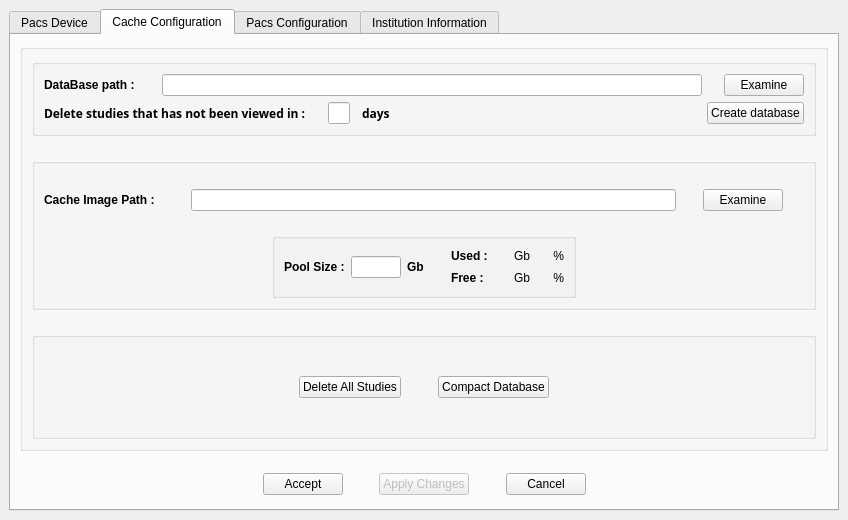
The window that starviewer/src/interface/qconfigurationscreenbase.ui (starviewer-medical/starviewer) describes before a commit, drawn with Qt 5.
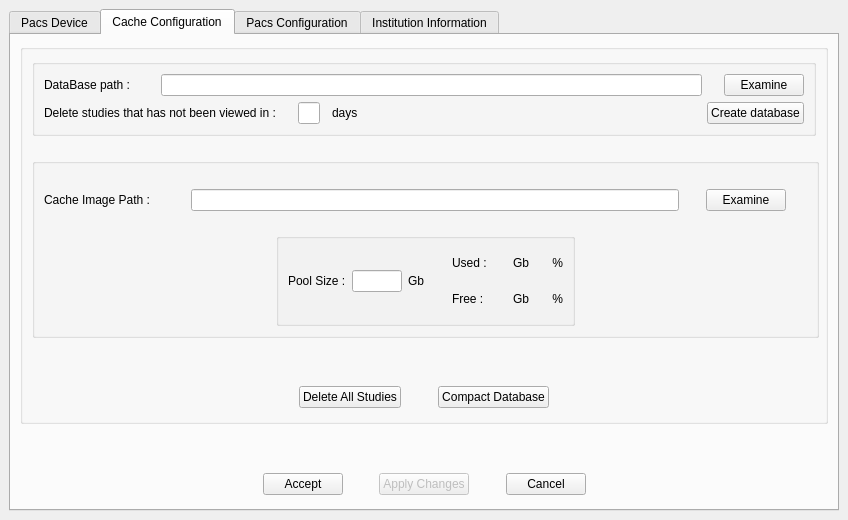
The same window after the commit. The open tabs and pages were chosen to show the change.

Commit message: BUG: Corretgits errors dls layouts de QConfigurationScreenBase i QueryScreenBase

```diff
--- a/starviewer/src/interface/qconfigurationscreenbase.ui
+++ b/starviewer/src/interface/qconfigurationscreenbase.ui
@@ -29,15 +29,15 @@
   <property name="windowTitle" >
    <string>Configuration</string>
   </property>
+  <layout class="QGridLayout" >
+   <property name="margin" >
+    <number>9</number>
+   </property>
+   <property name="spacing" >
+    <number>6</number>
+   </property>
+   <item row="0" column="0" >
   <widget class="QTabWidget" name="tabConfiguration" >
-   <property name="geometry" >
-    <rect>
-     <x>9</x>
-     <y>9</y>
-     <width>830</width>
-     <height>502</height>
-    </rect>
-   </property>
    <property name="sizePolicy" >
     <sizepolicy>
      <hsizetype>7</hsizetype>
@@ -572,6 +572,12 @@
      </property>
      <item row="0" column="0" >
       <widget class="QGroupBox" name="groupBox_5" >
+         <property name="minimumSize" >
+          <size>
+           <width>808</width>
+           <height>380</height>
+          </size>
+         </property>
        <property name="title" >
         <string/>
        </property>
@@ -583,6 +589,30 @@
          <number>6</number>
         </property>
         <item rowspan="2" row="0" column="0" colspan="2" >
+           <layout class="QGridLayout" >
+            <property name="margin" >
+             <number>0</number>
+            </property>
+            <property name="spacing" >
+             <number>6</number>
+            </property>
+            <item row="3" column="0" >
+             <spacer>
+              <property name="orientation" >
+               <enum>Qt::Vertical</enum>
+              </property>
+              <property name="sizeType" >
+               <enum>QSizePolicy::Expanding</enum>
+              </property>
+              <property name="sizeHint" >
+               <size>
+                <width>20</width>
+                <height>16</height>
+               </size>
+              </property>
+             </spacer>
+            </item>
+            <item row="0" column="0" >
          <widget class="QGroupBox" name="groupBox_12" >
           <property name="sizePolicy" >
            <sizepolicy>
@@ -612,17 +642,6 @@
              </property>
              <item>
               <widget class="QLabel" name="label" >
-               <property name="font" >
-                <font>
-                 <family>Sans Serif</family>
-                 <pointsize>9</pointsize>
-                 <weight>75</weight>
-                 <italic>false</italic>
-                 <bold>true</bold>
-                 <underline>false</underline>
-                 <strikeout>false</strikeout>
-                </font>
-               </property>
                <property name="text" >
                 <string>Delete studies that has not been viewed in :</string>
                </property>
@@ -678,17 +697,6 @@
              </item>
              <item>
               <widget class="QLabel" name="label_2" >
-               <property name="font" >
-                <font>
-                 <family>Sans Serif</family>
-                 <pointsize>9</pointsize>
-                 <weight>75</weight>
-                 <italic>false</italic>
-                 <bold>true</bold>
-                 <underline>false</underline>
-                 <strikeout>false</strikeout>
-                </font>
-               </property>
                <property name="text" >
                 <string>days</string>
                </property>
@@ -741,7 +749,7 @@
                 </size>
                </property>
                <property name="text" >
-                <string>&lt;b>DataBase path :&lt;/b></string>
+                    <string>DataBase path :</string>
                </property>
                <property name="textFormat" >
                 <enum>Qt::RichText</enum>
@@ -804,301 +812,51 @@
           </layout>
          </widget>
         </item>
-        <item row="1" column="1" >
-         <spacer>
-          <property name="orientation" >
-           <enum>Qt::Vertical</enum>
-          </property>
-          <property name="sizeType" >
-           <enum>QSizePolicy::Fixed</enum>
-          </property>
-          <property name="sizeHint" >
-           <size>
-            <width>20</width>
-            <height>16</height>
-           </size>
-          </property>
-         </spacer>
-        </item>
-        <item row="3" column="0" colspan="2" >
+            <item row="2" column="0" >
          <widget class="QGroupBox" name="groupBox_51" >
           <property name="sizePolicy" >
            <sizepolicy>
-            <hsizetype>3</hsizetype>
-            <vsizetype>3</vsizetype>
+                <hsizetype>5</hsizetype>
+                <vsizetype>5</vsizetype>
             <horstretch>0</horstretch>
             <verstretch>0</verstretch>
            </sizepolicy>
           </property>
+              <property name="minimumSize" >
+               <size>
+                <width>787</width>
+                <height>180</height>
+               </size>
+              </property>
           <property name="title" >
            <string/>
           </property>
-          <layout class="QVBoxLayout" >
+              <layout class="QGridLayout" >
            <property name="margin" >
             <number>9</number>
            </property>
            <property name="spacing" >
             <number>6</number>
            </property>
-           <item>
-            <spacer>
-             <property name="orientation" >
-              <enum>Qt::Vertical</enum>
-             </property>
-             <property name="sizeHint" >
-              <size>
-               <width>747</width>
-               <height>16</height>
-              </size>
-             </property>
-            </spacer>
-           </item>
-           <item>
-            <layout class="QHBoxLayout" >
-             <property name="margin" >
-              <number>0</number>
-             </property>
-             <property name="spacing" >
-              <number>6</number>
-             </property>
-             <item>
-              <widget class="QLabel" name="textLabel1_8" >
-               <property name="minimumSize" >
-                <size>
-                 <width>120</width>
-                 <height>0</height>
-                </size>
-               </property>
-               <property name="text" >
-                <string>&lt;b>Cache Image Path :&lt;/b></string>
-               </property>
-              </widget>
-             </item>
-             <item>
-              <spacer>
-               <property name="orientation" >
-                <enum>Qt::Horizontal</enum>
-               </property>
-               <property name="sizeType" >
-                <enum>QSizePolicy::Fixed</enum>
-               </property>
-               <property name="sizeHint" >
-                <size>
-                 <width>21</width>
-                 <height>20</height>
-                </size>
-               </property>
-              </spacer>
-             </item>
-             <item>
-              <widget class="QLineEdit" name="m_textCacheImagePath" >
-               <property name="sizePolicy" >
-                <sizepolicy>
-                 <hsizetype>3</hsizetype>
-                 <vsizetype>0</vsizetype>
-                 <horstretch>0</horstretch>
-                 <verstretch>0</verstretch>
-                </sizepolicy>
-               </property>
-               <property name="minimumSize" >
-                <size>
-                 <width>400</width>
-                 <height>0</height>
-                </size>
-               </property>
-              </widget>
-             </item>
-             <item>
-              <spacer>
-               <property name="orientation" >
-                <enum>Qt::Horizontal</enum>
-               </property>
-               <property name="sizeType" >
-                <enum>QSizePolicy::Fixed</enum>
-               </property>
-               <property name="sizeHint" >
-                <size>
-                 <width>21</width>
-                 <height>20</height>
-                </size>
-               </property>
-              </spacer>
-             </item>
-             <item>
-              <widget class="QPushButton" name="m_buttonExaminateCacheImage" >
-               <property name="toolTip" >
-                <string>Examine disk to find the directory to save the retrieved images</string>
-               </property>
-               <property name="text" >
-                <string>Examine</string>
-               </property>
-              </widget>
-             </item>
-             <item>
-              <spacer>
-               <property name="orientation" >
-                <enum>Qt::Horizontal</enum>
-               </property>
-               <property name="sizeType" >
-                <enum>QSizePolicy::Fixed</enum>
-               </property>
-               <property name="sizeHint" >
-                <size>
-                 <width>21</width>
-                 <height>20</height>
-                </size>
-               </property>
-              </spacer>
-             </item>
-            </layout>
-           </item>
-           <item>
-            <spacer>
-             <property name="orientation" >
-              <enum>Qt::Vertical</enum>
-             </property>
-             <property name="sizeType" >
-              <enum>QSizePolicy::Fixed</enum>
-             </property>
-             <property name="sizeHint" >
-              <size>
-               <width>747</width>
-               <height>16</height>
-              </size>
-             </property>
-            </spacer>
-           </item>
-           <item>
-            <layout class="QHBoxLayout" >
-             <property name="margin" >
-              <number>0</number>
-             </property>
-             <property name="spacing" >
-              <number>6</number>
-             </property>
-             <item>
-              <spacer>
-               <property name="orientation" >
-                <enum>Qt::Horizontal</enum>
-               </property>
-               <property name="sizeHint" >
-                <size>
-                 <width>40</width>
-                 <height>20</height>
-                </size>
-               </property>
-              </spacer>
-             </item>
-             <item>
+               <item row="3" column="1" >
               <widget class="QGroupBox" name="groupBox_11" >
+                 <property name="minimumSize" >
+                  <size>
+                   <width>299</width>
+                   <height>78</height>
+                  </size>
+                 </property>
                <property name="title" >
                 <string/>
                </property>
-               <layout class="QHBoxLayout" >
+                 <layout class="QGridLayout" >
                 <property name="margin" >
                  <number>9</number>
                 </property>
                 <property name="spacing" >
                  <number>6</number>
                 </property>
-                <item>
-                 <layout class="QVBoxLayout" >
-                  <property name="margin" >
-                   <number>0</number>
-                  </property>
-                  <property name="spacing" >
-                   <number>6</number>
-                  </property>
-                  <item>
-                   <spacer>
-                    <property name="orientation" >
-                     <enum>Qt::Vertical</enum>
-                    </property>
-                    <property name="sizeHint" >
-                     <size>
-                      <width>20</width>
-                      <height>8</height>
-                     </size>
-                    </property>
-                   </spacer>
-                  </item>
-                  <item>
-                   <layout class="QHBoxLayout" >
-                    <property name="margin" >
-                     <number>0</number>
-                    </property>
-                    <property name="spacing" >
-                     <number>6</number>
-                    </property>
-                    <item>
-                     <widget class="QLabel" name="textLabel3_7" >
-                      <property name="sizePolicy" >
-                       <sizepolicy>
-                        <hsizetype>7</hsizetype>
-                        <vsizetype>5</vsizetype>
-                        <horstretch>0</horstretch>
-                        <verstretch>0</verstretch>
-                       </sizepolicy>
-                      </property>
-                      <property name="text" >
-                       <string>&lt;b>Pool Size :&lt;/b></string>
-                      </property>
-                     </widget>
-                    </item>
-                    <item>
-                     <widget class="QLineEdit" name="m_textPoolSize" >
-                      <property name="maximumSize" >
-                       <size>
-                        <width>50</width>
-                        <height>32767</height>
-                       </size>
-                      </property>
-                      <property name="inputMask" >
-                       <string>999; </string>
-                      </property>
-                      <property name="alignment" >
-                       <set>Qt::AlignLeading</set>
-                      </property>
-                     </widget>
-                    </item>
-                    <item>
-                     <widget class="QLabel" name="textLabel4_6" >
-                      <property name="text" >
-                       <string>&lt;b>Gb&lt;/b></string>
-                      </property>
-                     </widget>
-                    </item>
-                   </layout>
-                  </item>
-                  <item>
-                   <spacer>
-                    <property name="orientation" >
-                     <enum>Qt::Vertical</enum>
-                    </property>
-                    <property name="sizeHint" >
-                     <size>
-                      <width>20</width>
-                      <height>8</height>
-                     </size>
-                    </property>
-                   </spacer>
-                  </item>
-                 </layout>
-                </item>
-                <item>
-                 <spacer>
-                  <property name="orientation" >
-                   <enum>Qt::Horizontal</enum>
-                  </property>
-                  <property name="sizeHint" >
-                   <size>
-                    <width>21</width>
-                    <height>20</height>
-                   </size>
-                  </property>
-                 </spacer>
-                </item>
-                <item>
+                  <item row="0" column="2" >
                  <layout class="QHBoxLayout" >
                   <property name="margin" >
                    <number>0</number>
@@ -1137,7 +895,7 @@
                     <item row="1" column="0" >
                      <widget class="QLabel" name="textLabel6_8" >
                       <property name="text" >
-                       <string>&lt;b>Free :&lt;/b></string>
+                         <string>Free :</string>
                       </property>
                      </widget>
                     </item>
@@ -1164,7 +922,7 @@
                     <item row="0" column="0" >
                      <widget class="QLabel" name="textLabel5_7" >
                       <property name="text" >
-                       <string>&lt;b>Used : &lt;/b></string>
+                         <string>Used : </string>
                       </property>
                      </widget>
                     </item>
@@ -1172,12 +930,109 @@
                   </item>
                  </layout>
                 </item>
-               </layout>
+                  <item row="0" column="1" >
+                   <spacer>
+                    <property name="orientation" >
+                     <enum>Qt::Horizontal</enum>
+                    </property>
+                    <property name="sizeHint" >
+                     <size>
+                      <width>21</width>
+                      <height>20</height>
+                     </size>
+                    </property>
+                   </spacer>
+                  </item>
+                  <item row="0" column="0" >
+                   <layout class="QVBoxLayout" >
+                    <property name="margin" >
+                     <number>0</number>
+                    </property>
+                    <property name="spacing" >
+                     <number>6</number>
+                    </property>
+                    <item>
+                     <spacer>
+                      <property name="orientation" >
+                       <enum>Qt::Vertical</enum>
+                      </property>
+                      <property name="sizeHint" >
+                       <size>
+                        <width>20</width>
+                        <height>8</height>
+                       </size>
+                      </property>
+                     </spacer>
+                    </item>
+                    <item>
+                     <layout class="QHBoxLayout" >
+                      <property name="margin" >
+                       <number>0</number>
+                      </property>
+                      <property name="spacing" >
+                       <number>6</number>
+                      </property>
+                      <item>
+                       <widget class="QLabel" name="textLabel3_7" >
+                        <property name="sizePolicy" >
+                         <sizepolicy>
+                          <hsizetype>7</hsizetype>
+                          <vsizetype>5</vsizetype>
+                          <horstretch>0</horstretch>
+                          <verstretch>0</verstretch>
+                         </sizepolicy>
+                        </property>
+                        <property name="text" >
+                         <string>Pool Size :</string>
+                        </property>
               </widget>
              </item>
              <item>
+                       <widget class="QLineEdit" name="m_textPoolSize" >
+                        <property name="maximumSize" >
+                         <size>
+                          <width>50</width>
+                          <height>32767</height>
+                         </size>
+                        </property>
+                        <property name="inputMask" >
+                         <string>999; </string>
+                        </property>
+                        <property name="alignment" >
+                         <set>Qt::AlignLeading</set>
+                        </property>
+                       </widget>
+                      </item>
+                      <item>
+                       <widget class="QLabel" name="textLabel4_6" >
+                        <property name="text" >
+                         <string>Gb</string>
+                        </property>
+                       </widget>
+                      </item>
+                     </layout>
+                    </item>
+                    <item>
               <spacer>
                <property name="orientation" >
+                       <enum>Qt::Vertical</enum>
+                      </property>
+                      <property name="sizeHint" >
+                       <size>
+                        <width>20</width>
+                        <height>8</height>
+                       </size>
+                      </property>
+                     </spacer>
+                    </item>
+                   </layout>
+                  </item>
+                 </layout>
+                </widget>
+               </item>
+               <item row="3" column="2" >
+                <spacer>
+                 <property name="orientation" >
                 <enum>Qt::Horizontal</enum>
                </property>
                <property name="sizeHint" >
@@ -1188,32 +1043,178 @@
                </property>
               </spacer>
              </item>
-            </layout>
-           </item>
-          </layout>
-         </widget>
-        </item>
-        <item row="5" column="0" colspan="2" >
-         <widget class="QGroupBox" name="groupBox_52" >
+               <item row="3" column="0" >
+                <spacer>
+                 <property name="orientation" >
+                  <enum>Qt::Horizontal</enum>
+                 </property>
+                 <property name="sizeHint" >
+                  <size>
+                   <width>40</width>
+                   <height>20</height>
+                  </size>
+                 </property>
+                </spacer>
+               </item>
+               <item row="0" column="0" colspan="3" >
+                <spacer>
+                 <property name="orientation" >
+                  <enum>Qt::Vertical</enum>
+                 </property>
+                 <property name="sizeType" >
+                  <enum>QSizePolicy::Fixed</enum>
+                 </property>
+                 <property name="sizeHint" >
+                  <size>
+                   <width>747</width>
+                   <height>16</height>
+                  </size>
+                 </property>
+                </spacer>
+               </item>
+               <item row="1" column="0" colspan="3" >
+                <layout class="QHBoxLayout" >
+                 <property name="margin" >
+                  <number>0</number>
+                 </property>
+                 <property name="spacing" >
+                  <number>6</number>
+                 </property>
+                 <item>
+                  <widget class="QLabel" name="textLabel1_8" >
+                   <property name="minimumSize" >
+                    <size>
+                     <width>120</width>
+                     <height>0</height>
+                    </size>
+                   </property>
+                   <property name="text" >
+                    <string>Cache Image Path :</string>
+                   </property>
+                  </widget>
+                 </item>
+                 <item>
+                  <spacer>
+                   <property name="orientation" >
+                    <enum>Qt::Horizontal</enum>
+                   </property>
+                   <property name="sizeType" >
+                    <enum>QSizePolicy::Fixed</enum>
+                   </property>
+                   <property name="sizeHint" >
+                    <size>
+                     <width>21</width>
+                     <height>20</height>
+                    </size>
+                   </property>
+                  </spacer>
+                 </item>
+                 <item>
+                  <widget class="QLineEdit" name="m_textCacheImagePath" >
           <property name="sizePolicy" >
            <sizepolicy>
             <hsizetype>3</hsizetype>
-            <vsizetype>3</vsizetype>
+                     <vsizetype>0</vsizetype>
             <horstretch>0</horstretch>
             <verstretch>0</verstretch>
            </sizepolicy>
           </property>
-          <property name="title" >
-           <string/>
-          </property>
-          <layout class="QHBoxLayout" >
+                   <property name="minimumSize" >
+                    <size>
+                     <width>400</width>
+                     <height>0</height>
+                    </size>
+                   </property>
+                  </widget>
+                 </item>
+                 <item>
+                  <spacer>
+                   <property name="orientation" >
+                    <enum>Qt::Horizontal</enum>
+                   </property>
+                   <property name="sizeType" >
+                    <enum>QSizePolicy::Fixed</enum>
+                   </property>
+                   <property name="sizeHint" >
+                    <size>
+                     <width>21</width>
+                     <height>20</height>
+                    </size>
+                   </property>
+                  </spacer>
+                 </item>
+                 <item>
+                  <widget class="QPushButton" name="m_buttonExaminateCacheImage" >
+                   <property name="toolTip" >
+                    <string>Examine disk to find the directory to save the retrieved images</string>
+                   </property>
+                   <property name="text" >
+                    <string>Examine</string>
+                   </property>
+                  </widget>
+                 </item>
+                 <item>
+                  <spacer>
+                   <property name="orientation" >
+                    <enum>Qt::Horizontal</enum>
+                   </property>
+                   <property name="sizeType" >
+                    <enum>QSizePolicy::Fixed</enum>
+                   </property>
+                   <property name="sizeHint" >
+                    <size>
+                     <width>21</width>
+                     <height>20</height>
+                    </size>
+                   </property>
+                  </spacer>
+                 </item>
+                </layout>
+               </item>
+               <item row="2" column="0" colspan="3" >
+                <spacer>
+                 <property name="orientation" >
+                  <enum>Qt::Vertical</enum>
+                 </property>
+                 <property name="sizeType" >
+                  <enum>QSizePolicy::Fixed</enum>
+                 </property>
+                 <property name="sizeHint" >
+                  <size>
+                   <width>747</width>
+                   <height>16</height>
+                  </size>
+                 </property>
+                </spacer>
+               </item>
+              </layout>
+             </widget>
+            </item>
+            <item row="1" column="0" >
+             <spacer>
+              <property name="orientation" >
+               <enum>Qt::Vertical</enum>
+              </property>
+              <property name="sizeType" >
+               <enum>QSizePolicy::Fixed</enum>
+              </property>
+              <property name="sizeHint" >
+               <size>
+                <width>16</width>
+                <height>16</height>
+               </size>
+              </property>
+             </spacer>
+            </item>
+            <item row="4" column="0" >
+             <layout class="QGridLayout" >
            <property name="margin" >
-            <number>9</number>
+               <number>0</number>
            </property>
            <property name="spacing" >
             <number>6</number>
            </property>
-           <item>
+              <item row="0" column="0" >
             <spacer>
              <property name="orientation" >
               <enum>Qt::Horizontal</enum>
@@ -1226,7 +1227,7 @@
              </property>
             </spacer>
            </item>
-           <item>
+              <item row="0" column="1" >
             <widget class="QPushButton" name="m_buttonDeleteStudies" >
              <property name="toolTip" >
               <string>Delete all the studies of the cache</string>
@@ -1236,7 +1237,7 @@
              </property>
             </widget>
            </item>
-           <item>
+              <item row="0" column="2" >
             <spacer>
              <property name="orientation" >
               <enum>Qt::Horizontal</enum>
@@ -1252,7 +1253,7 @@
              </property>
             </spacer>
            </item>
-           <item>
+              <item row="0" column="3" >
             <widget class="QPushButton" name="m_buttonCompactDatabase" >
              <property name="toolTip" >
               <string>Compact Database</string>
@@ -1262,7 +1263,7 @@
              </property>
             </widget>
            </item>
-           <item>
+              <item row="0" column="4" >
             <spacer>
              <property name="orientation" >
               <enum>Qt::Horizontal</enum>
@@ -1276,25 +1277,10 @@
             </spacer>
            </item>
           </layout>
-         </widget>
-        </item>
-        <item row="2" column="1" >
-         <spacer>
-          <property name="orientation" >
-           <enum>Qt::Vertical</enum>
-          </property>
-          <property name="sizeType" >
-           <enum>QSizePolicy::Fixed</enum>
-          </property>
-          <property name="sizeHint" >
-           <size>
-            <width>16</width>
-            <height>16</height>
-           </size>
-          </property>
-         </spacer>
-        </item>
-        <item row="4" column="1" >
+            </item>
+           </layout>
+          </item>
+          <item row="1" column="1" >
          <spacer>
           <property name="orientation" >
            <enum>Qt::Vertical</enum>
@@ -1328,7 +1314,7 @@
            <enum>Qt::Vertical</enum>
           </property>
           <property name="sizeType" >
-           <enum>QSizePolicy::Fixed</enum>
+             <enum>QSizePolicy::Expanding</enum>
           </property>
           <property name="sizeHint" >
            <size>
@@ -2371,6 +2357,8 @@
     </layout>
    </widget>
   </widget>
+   </item>
+  </layout>
  </widget>
  <layoutdefault spacing="6" margin="11" />
  <pixmapfunction></pixmapfunction>
```
Left out of the diff: 117 changed lines with no effect on the pictures. Lines whose indentation alone changed are shown as unchanged. The commit also changes 1 other file.
